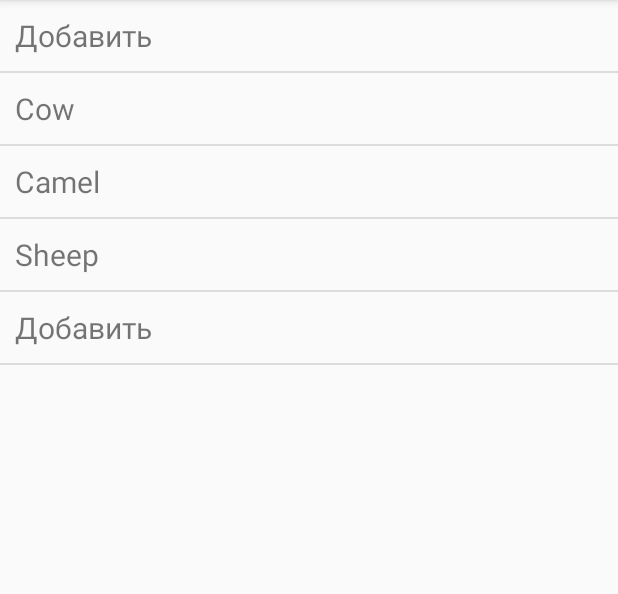
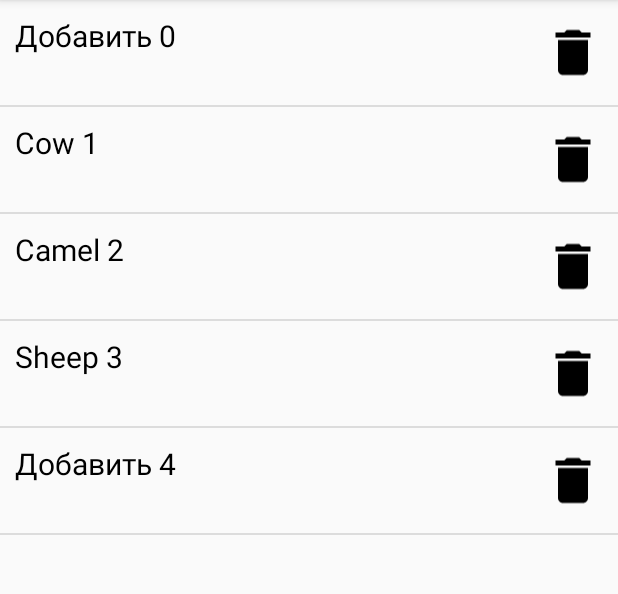
Before and after one commit to mypetproject/simplelists, an Android app: the screen it shows after launch (MainActivity), on a phone screen of 412 x 824 dp, the part 84-678 px from its top. Run offline under Robolectric (Android 15) with nearby library versions, the phone set to English and light mode, and no system bars.

```diff
--- a/app/src/main/java/com/example/shoplist2/MyRecyclerViewAdapter.java
+++ b/app/src/main/java/com/example/shoplist2/MyRecyclerViewAdapter.java
@@ -4,7 +4,9 @@ import android.content.Context;
 import android.view.LayoutInflater;
 import android.view.View;
 import android.view.ViewGroup;
+import android.widget.ImageView;
 import android.widget.TextView;
+
 
 import androidx.recyclerview.widget.RecyclerView;
 
@@ -15,6 +17,7 @@ public class MyRecyclerViewAdapter extends RecyclerView.Adapter<MyRecyclerViewAd
     private List<String> mData;
     private LayoutInflater mInflater;
     private ItemClickListener mClickListener;
+
 
     // data is passed into the constructor
     MyRecyclerViewAdapter(Context context, List<String> data) {
@@ -31,9 +34,11 @@ public class MyRecyclerViewAdapter extends RecyclerView.Adapter<MyRecyclerViewAd
 
     // binds the data to the TextView in each row
     @Override
-    public void onBindViewHolder(ViewHolder holder, int position) {
-        String animal = mData.get(position);
+    public void onBindViewHolder(ViewHolder holder, final int position) {
+        String animal = mData.get(position) + " " + position;
         holder.myTextView.setText(animal);
+
+
     }
 
     // total number of rows
@@ -46,10 +51,13 @@ public class MyRecyclerViewAdapter extends RecyclerView.Adapter<MyRecyclerViewAd
     // stores and recycles views as they are scrolled off screen
     public class ViewHolder extends RecyclerView.ViewHolder implements View.OnClickListener {
         TextView myTextView;
+        ImageView mDeleteImage;
 
         ViewHolder(View itemView) {
             super(itemView);
+           // mDeleteImage = itemView.findViewById(R.id.image_delete);
             myTextView = itemView.findViewById(R.id.tvAnimalName);
+
             itemView.setOnClickListener(this);
         }
 
@@ -73,4 +81,6 @@ public class MyRecyclerViewAdapter extends RecyclerView.Adapter<MyRecyclerViewAd
     public interface ItemClickListener {
         void onItemClick(View view, int position);
     }
+
+
 }
--- /dev/null
+++ b/app/src/main/res/drawable/ic_delete.xml
@@ -0,0 +1,9 @@
+<vector xmlns:android="http://schemas.android.com/apk/res/android"
+        android:width="24dp"
+        android:height="24dp"
+        android:viewportWidth="24.0"
+        android:viewportHeight="24.0">
+    <path
+        android:fillColor="#FF000000"
+        android:pathData="M6,19c0,1.1 0.9,2 2,2h8c1.1,0 2,-0.9 2,-2V7H6v12zM19,4h-3.5l-1,-1h-5l-1,1H5v2h14V4z"/>
+</vector>
--- a/app/src/main/res/layout/recycler_layout.xml
+++ b/app/src/main/res/layout/recycler_layout.xml
@@ -8,8 +8,20 @@
 
     <TextView
         android:id="@+id/tvAnimalName"
-        android:layout_width="wrap_content"
-        android:layout_height="wrap_content"
-        android:textSize="20sp"/>
+        android:layout_width="match_parent"
+        android:layout_height="match_parent"
+        android:layout_weight="1"
+        android:textColor="#000000"
+        android:textSize="20sp" />
+
+    <ImageView
+        android:id="@+id/image_delete"
+        android:layout_weight="1"
+        android:layout_width="80dp"
+        android:layout_height="50dp"
+        android:layout_alignParentTop="true"
+        android:layout_alignParentEnd="true"
+        android:src="@drawable/ic_delete" />
+
 
 </LinearLayout>
```
Also changed, not shown: app/src/main/java/com/example/shoplist2/MainActivity.java (+70 -23 lines).
